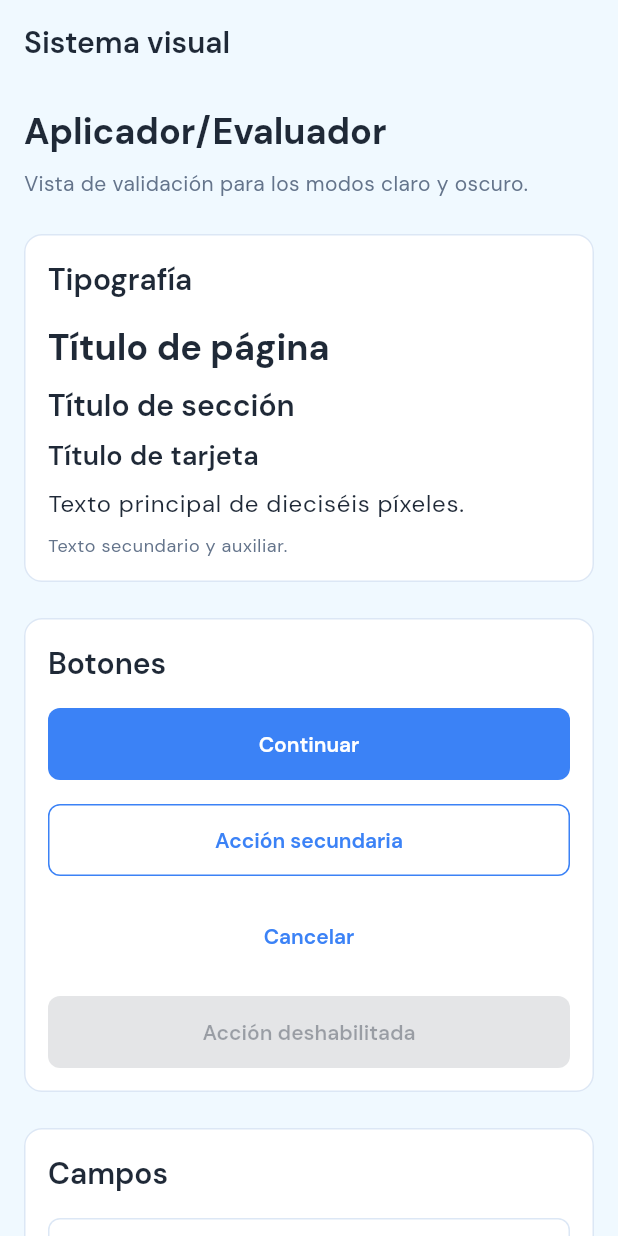
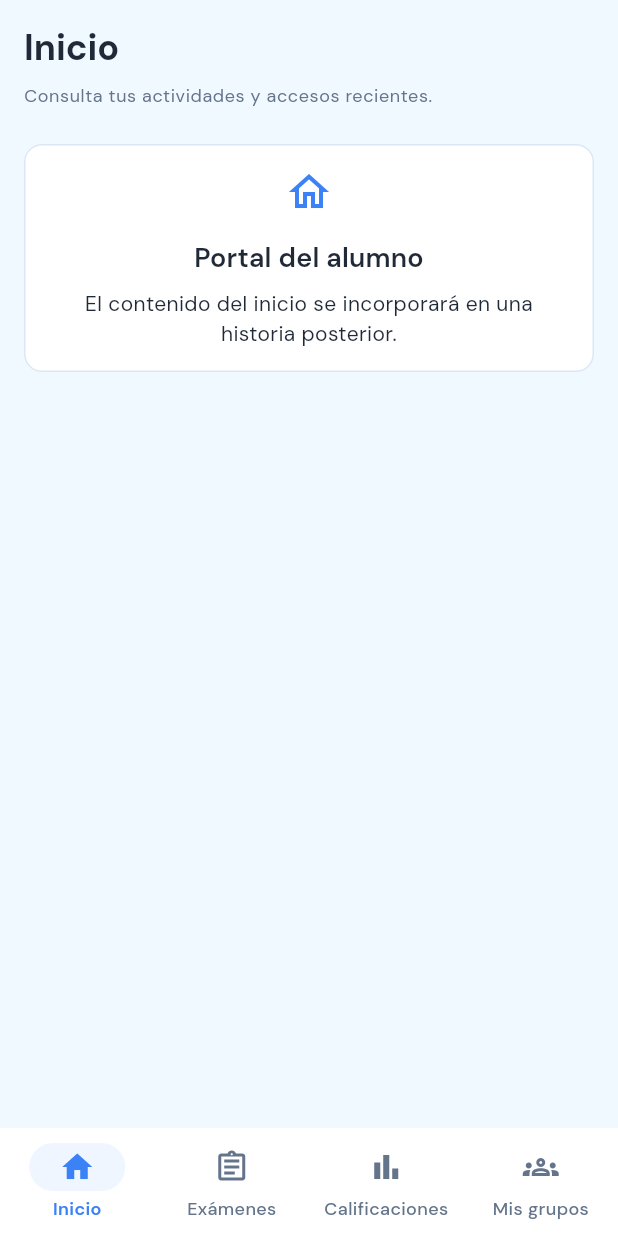
Before and after one commit to Megan-400/aplicador-evaluador-mobile, a Flutter app: the screen it shows after launch, on a phone screen of 412 x 824 dp. Run offline on Flutter 3.47's test engine with Material 3 defaults, Android fonts, the phone set to English and light mode, and no system bars.

Commit message:
feat(HU-MOV-001): implementar navegación base del alumno

```diff
--- a/lib/main.dart
+++ b/lib/main.dart
@@ -2,7 +2,7 @@ import 'package:flutter/material.dart';
 
 import 'core/theme/app_theme.dart';
 
-import 'presentation/screens/design_system/design_system_preview_screen.dart';
+import 'presentation/navigation/student_app_shell.dart';
 
 void main() {
   runApp(const MyApp());
@@ -20,7 +20,7 @@ class MyApp extends StatelessWidget {
       theme: AppTheme.light,
       darkTheme: AppTheme.dark,
       themeMode: ThemeMode.system,
-      home: const DesignSystemPreviewScreen(),
+      home: const StudentAppShell(),
     );
   }
 }
--- /dev/null
+++ b/lib/presentation/navigation/student_app_shell.dart
@@ -0,0 +1,73 @@
+import 'package:flutter/material.dart';
+
+import '../screens/student/exams/student_exams_screen.dart';
+import '../screens/student/grades/student_grades_screen.dart';
+import '../screens/student/groups/student_groups_screen.dart';
+import '../screens/student/home/student_home_screen.dart';
+
+/// Contenedor principal de navegación del portal móvil del alumno.
+/// `IndexedStack` conserva el estado básico de cada pantalla cuando el alumno
+/// cambia de destino.
+
+class StudentAppShell extends StatefulWidget {
+  const StudentAppShell({super.key});
+
+  @override
+  State<StudentAppShell> createState() => _StudentAppShellState();
+}
+
+class _StudentAppShellState extends State<StudentAppShell> {
+  int _selectedIndex = 0;
+
+  static const List<Widget> _destinations = [
+    StudentHomeScreen(),
+    StudentExamsScreen(),
+    StudentGradesScreen(),
+    StudentGroupsScreen(),
+  ];
+
+  /// Cambia el destino seleccionado en la navegación inferior.
+
+  void _selectDestination(int index) {
+    if (index == _selectedIndex) {
+      return;
+    }
+
+    setState(() {
+      _selectedIndex = index;
+    });
+  }
+
+  @override
+  Widget build(BuildContext context) {
+    return Scaffold(
+      body: IndexedStack(index: _selectedIndex, children: _destinations),
+      bottomNavigationBar: NavigationBar(
+        selectedIndex: _selectedIndex,
+        onDestinationSelected: _selectDestination,
+        destinations: const [
+          NavigationDestination(
+            icon: Icon(Icons.home_outlined),
+            selectedIcon: Icon(Icons.home),
+            label: 'Inicio',
+          ),
+          NavigationDestination(
+            icon: Icon(Icons.assignment_outlined),
+            selectedIcon: Icon(Icons.assignment),
+            label: 'Exámenes',
+          ),
+          NavigationDestination(
+            icon: Icon(Icons.bar_chart_outlined),
+            selectedIcon: Icon(Icons.bar_chart),
+            label: 'Calificaciones',
+          ),
+          NavigationDestination(
+            icon: Icon(Icons.groups_outlined),
+            selectedIcon: Icon(Icons.groups),
+            label: 'Mis grupos',
+          ),
+        ],
+      ),
+    );
+  }
+}
--- /dev/null
+++ b/lib/presentation/screens/student/home/student_home_screen.dart
@@ -0,0 +1,61 @@
+import 'package:flutter/material.dart';
+
+import '../../../../core/theme/app_dimensions.dart';
+import '../../../../core/theme/app_spacing.dart';
+
+/// Pantalla inicial provisional del portal del alumno.
+
+/// El contenido definitivo se implementará en una historia independiente.
+
+class StudentHomeScreen extends StatelessWidget {
+  const StudentHomeScreen({super.key});
+
+  @override
+  Widget build(BuildContext context) {
+    final theme = Theme.of(context);
+    final colors = theme.colorScheme;
+
+    return SafeArea(
+      child: ListView(
+        key: const PageStorageKey<String>('student-home'),
+        padding: const EdgeInsets.all(AppSpacing.mobileHorizontal),
+        children: [
+          Text('Inicio', style: theme.textTheme.headlineSmall),
+          const SizedBox(height: AppSpacing.xs),
+          Text(
+            'Consulta tus actividades y accesos recientes.',
+            style: theme.textTheme.bodySmall,
+          ),
+          const SizedBox(height: AppSpacing.lg),
+          Card(
+            child: Padding(
+              padding: const EdgeInsets.all(AppSpacing.md),
+              child: Column(
+                children: [
+                  Icon(
+                    Icons.home_outlined,
+                    size: AppDimensions.iconLarge,
+                    color: colors.primary,
+                  ),
+                  const SizedBox(height: AppSpacing.md),
+                  Text(
+                    'Portal del alumno',
+                    style: theme.textTheme.titleMedium,
+                    textAlign: TextAlign.center,
+                  ),
+                  const SizedBox(height: AppSpacing.xs),
+                  Text(
+                    'El contenido del inicio se incorporará en una historia '
+                    'posterior.',
+                    style: theme.textTheme.bodyMedium,
+                    textAlign: TextAlign.center,
+                  ),
+                ],
+              ),
+            ),
+          ),
+        ],
+      ),
+    );
+  }
+}
```
Also changed, not shown: lib/presentation/screens/student/exams/student_exams_screen.dart (added, +58 -0 lines), lib/presentation/screens/student/grades/student_grades_screen.dart (added, +58 -0 lines), lib/presentation/screens/student/groups/student_groups_screen.dart (added, +59 -0 lines), 2 other files.
